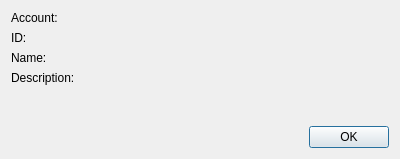
The window that src/mucinfo.ui (psi-im/psi) describes before a commit, drawn with Qt 5.
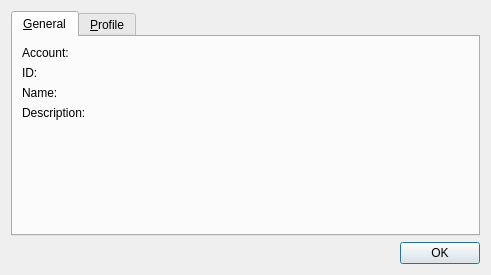
The same window after the commit. Custom widgets are drawn as their Qt base class.

Commit message: Show read-only MUC vCard in muc info dialog

The edit to the form file:
```diff
--- a/src/mucinfo.ui
+++ b/src/mucinfo.ui
@@ -6,8 +6,8 @@
    <rect>
     <x>0</x>
     <y>0</y>
-    <width>400</width>
-    <height>159</height>
+    <width>491</width>
+    <height>275</height>
    </rect>
   </property>
   <property name="windowTitle">
@@ -15,7 +15,15 @@
   </property>
   <layout class="QVBoxLayout" name="verticalLayout">
    <item>
-    <layout class="QFormLayout" name="formLayout">
+    <widget class="QTabWidget" name="tabWidget">
+     <property name="currentIndex">
+      <number>0</number>
+     </property>
+     <widget class="QWidget" name="tab_general">
+      <attribute name="title">
+       <string>&amp;General</string>
+      </attribute>
+      <layout class="QFormLayout" name="formLayout_2">
      <item row="0" column="0">
       <widget class="QLabel" name="lblAccountTitle">
        <property name="text">
@@ -85,6 +93,13 @@
       </widget>
      </item>
     </layout>
+     </widget>
+     <widget class="QWidget" name="tab_vcard">
+      <attribute name="title">
+       <string>&amp;Profile</string>
+      </attribute>
+     </widget>
+    </widget>
    </item>
    <item>
     <widget class="QDialogButtonBox" name="buttonBox">
```
Left out of the diff: 3 changed lines with no effect on the pictures. Lines whose indentation alone changed are shown as unchanged. The commit also changes 2 other files.
